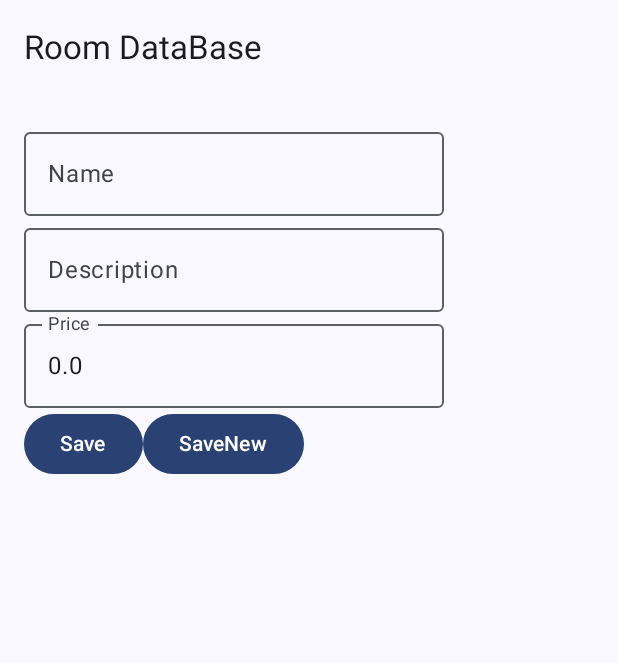
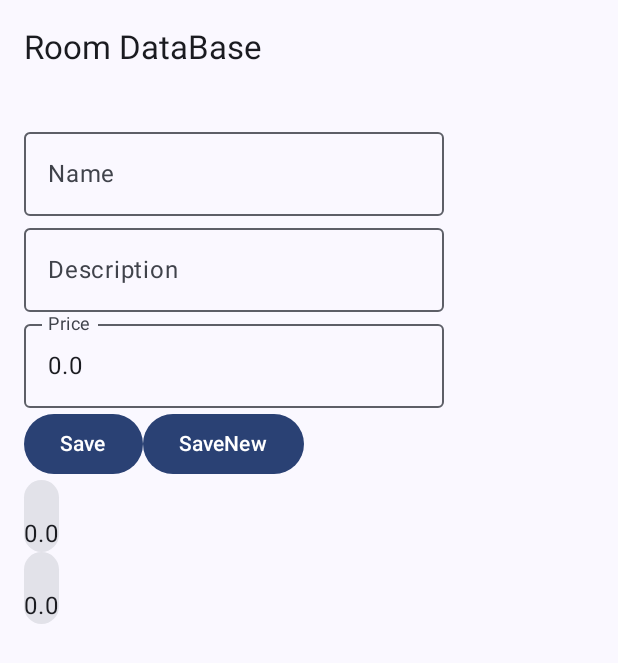
Before and after one commit to ArthurKJun/AcessoBancoMobileLocal, an Android app built with Jetpack Compose: the composable MyApp shown on its own in the app's theme, after a tap on "Save", on a phone screen of 412 x 824 dp. Shown: the top 663 px of the screen. Run offline under Robolectric (Android 15) with nearby library versions, the phone set to English and light mode, and no system bars; our stand-ins replace Room's generated code.

Commit message:
feito a coleta das informações no banco

```diff
--- a/app/src/main/java/com/senac/persistenciabanco/MainActivity.kt
+++ b/app/src/main/java/com/senac/persistenciabanco/MainActivity.kt
@@ -9,7 +9,10 @@ import androidx.compose.foundation.layout.Row
 import androidx.compose.foundation.layout.fillMaxSize
 import androidx.compose.foundation.layout.fillMaxWidth
 import androidx.compose.foundation.layout.padding
+import androidx.compose.foundation.lazy.LazyColumn
+import androidx.compose.foundation.lazy.items
 import androidx.compose.material3.Button
+import androidx.compose.material3.Card
 import androidx.compose.material3.ExperimentalMaterial3Api
 import androidx.compose.material3.LocalAbsoluteTonalElevation
 import androidx.compose.material3.MaterialTheme
@@ -104,6 +107,16 @@ fun MyApp(){
                 }
             }
 
+            val productItems = productViewModel.getAll().collectAsState(initial = emptyList())
+            LazyColumn(){
+                items(items = productItems.value){
+                    Card {
+                        Text(text = it.name)
+                        Text(text = it.price.toString())
+                    }
+                }
+            }
+
         }
     }
 }
--- a/app/src/main/java/com/senac/persistenciabanco/viewmodels/ProductViewModel.kt
+++ b/app/src/main/java/com/senac/persistenciabanco/viewmodels/ProductViewModel.kt
@@ -68,4 +68,6 @@ class ProductViewModel(val productDao : ProductDao) : ViewModel(){
         }
     }
 
+    fun getAll() = productDao.getAll()
+
 }
```
